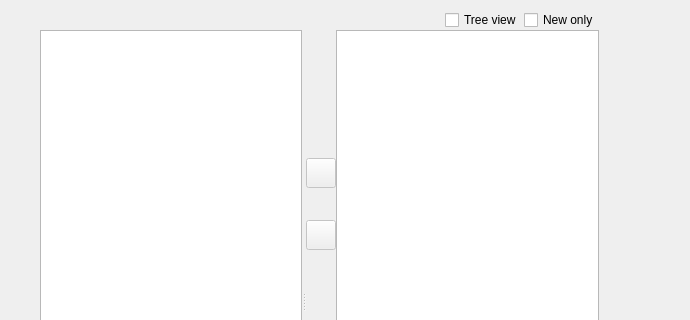
Before: the Qt Designer form knode/groupselection/dialog_base.ui in otrichet/kdepim, drawn with Qt 5; both pictures show x 0 to 690 and y 0 to 320 of the 690 by 714 pixel window.
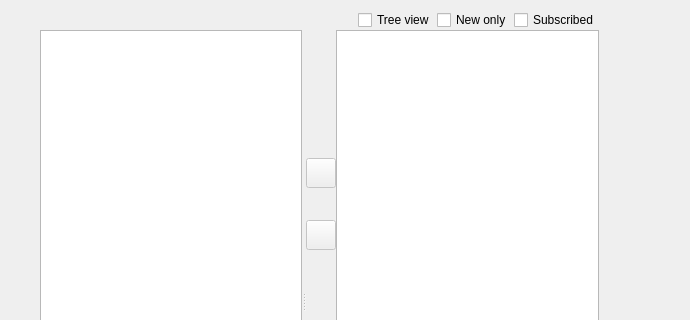
After: the same form once the commit is applied. Custom widgets are drawn as their Qt base class.

Commit message: Add a filter for subscribed group in the selection dialog

```diff
--- a/knode/groupselection/dialog_base.ui
+++ b/knode/groupselection/dialog_base.ui
@@ -29,7 +29,7 @@
     </property>
     <item>
      <widget class="QWidget" name="mFilterContainer" native="true">
-      <layout class="QHBoxLayout" name="_3" stretch="1,0,0">
+      <layout class="QHBoxLayout" name="_3" stretch="1,0,0,0">
        <property name="spacing">
         <number>2</number>
        </property>
@@ -53,6 +53,13 @@
          </property>
         </widget>
        </item>
+       <item>
+        <widget class="QCheckBox" name="mSubscribedOnlyCheckbox">
+         <property name="text">
+          <string comment="@option:check Filter to only display subscribed groups">Subscribed</string>
+         </property>
+        </widget>
+       </item>
       </layout>
      </widget>
     </item>
```
The commit also changes 9 other files.
